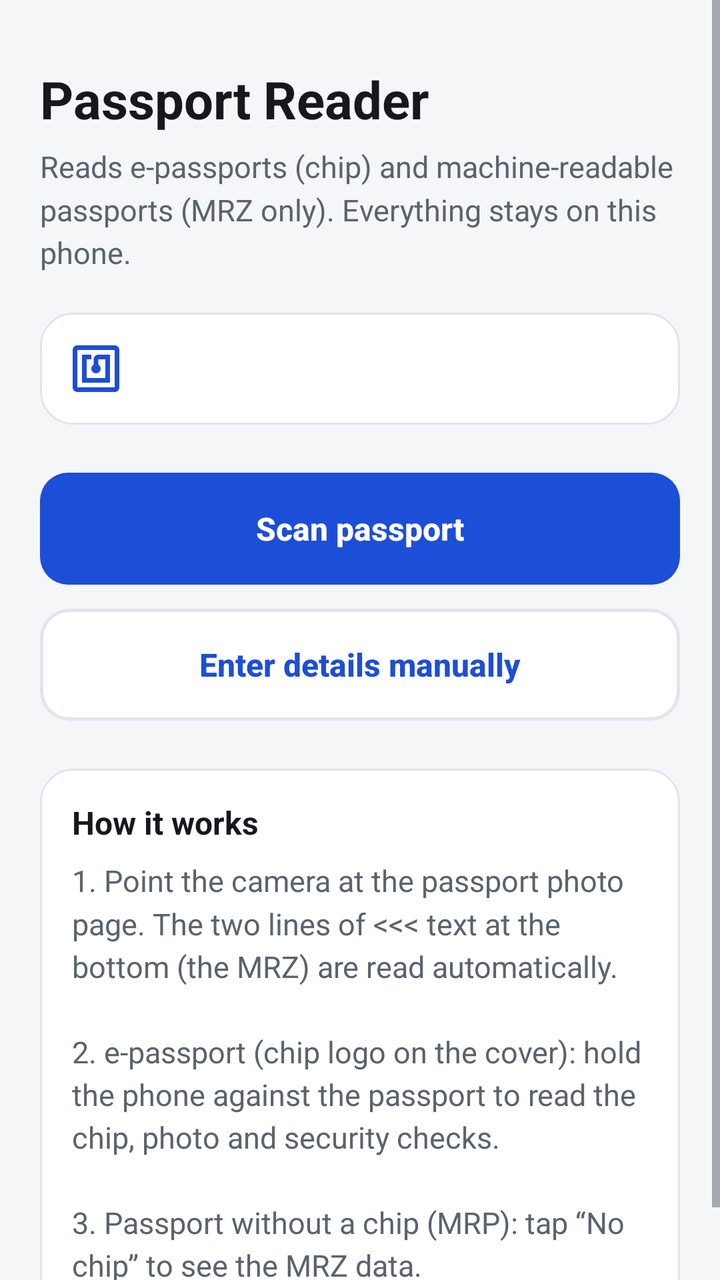
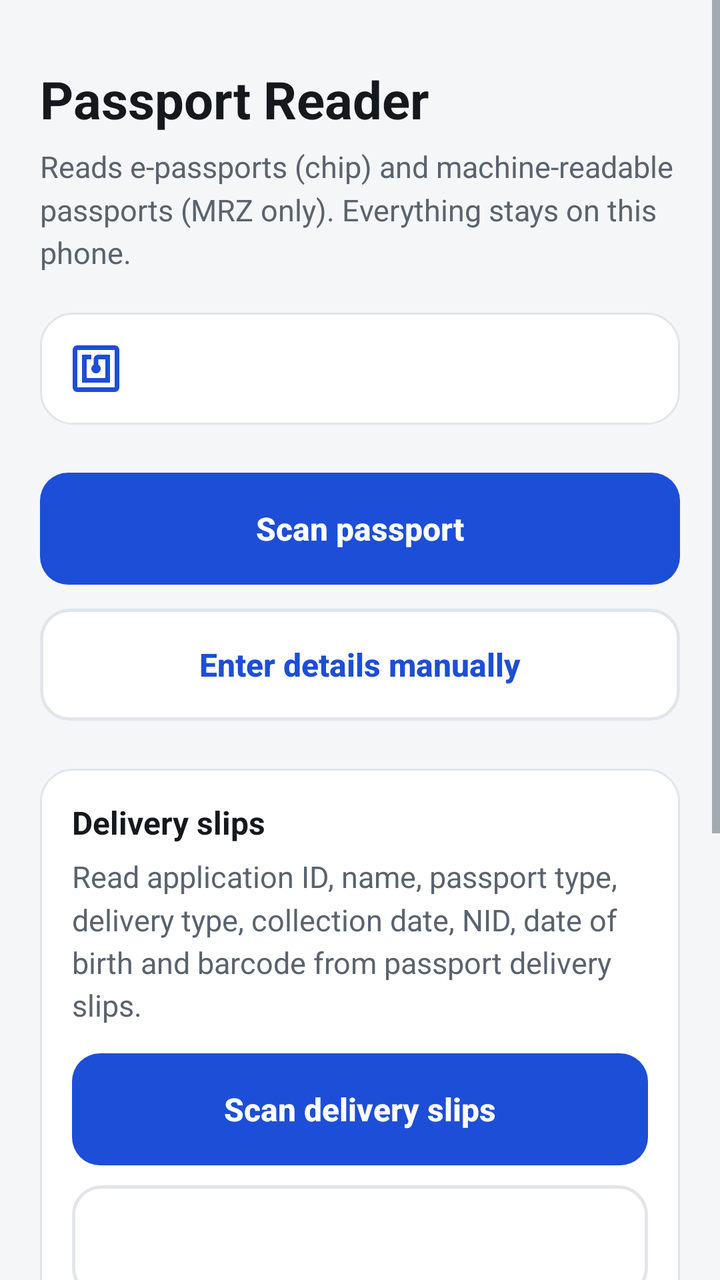

The first picture is an Android layout as it rendered before a commit; the second is the same layout after the commit. The layout source and the unified diff follow.
<!-- AndroidManifest.xml: application theme Theme.PassportReader -->
<!-- res/layout/activity_main.xml -->
<?xml version="1.0" encoding="utf-8"?>
<ScrollView xmlns:android="http://schemas.android.com/apk/res/android"
    android:id="@+id/root"
    android:layout_width="match_parent"
    android:layout_height="match_parent"
    android:fillViewport="true">

    <LinearLayout
        android:layout_width="match_parent"
        android:layout_height="wrap_content"
        android:orientation="vertical"
        android:padding="20dp">

        <TextView
            style="@style/Title"
            android:layout_width="wrap_content"
            android:layout_height="wrap_content"
            android:layout_marginTop="12dp"
            android:text="@string/home_title" />

        <TextView
            style="@style/Body"
            android:layout_width="match_parent"
            android:layout_height="wrap_content"
            android:layout_marginTop="6dp"
            android:text="@string/home_subtitle" />

        <LinearLayout
            android:id="@+id/nfc_card"
            android:layout_width="match_parent"
            android:layout_height="wrap_content"
            android:layout_marginTop="20dp"
            android:background="@drawable/card"
            android:gravity="center_vertical"
            android:orientation="horizontal"
            android:padding="14dp">

            <ImageView
                android:layout_width="28dp"
                android:layout_height="28dp"
                android:importantForAccessibility="no"
                android:src="@drawable/ic_nfc" />

            <LinearLayout
                android:layout_width="0dp"
                android:layout_height="wrap_content"
                android:layout_marginStart="12dp"
                android:layout_weight="1"
                android:orientation="vertical">

                <TextView
                    android:id="@+id/nfc_status"
                    android:layout_width="match_parent"
                    android:layout_height="wrap_content"
                    android:textColor="@color/text"
                    android:textSize="14sp" />

                <TextView
                    android:id="@+id/nfc_settings"
                    android:layout_width="wrap_content"
                    android:layout_height="wrap_content"
                    android:layout_marginTop="4dp"
                    android:background="?android:attr/selectableItemBackground"
                    android:paddingTop="4dp"
                    android:paddingBottom="4dp"
                    android:text="@string/nfc_settings"
                    android:textColor="@color/primary"
                    android:textSize="14sp"
                    android:textStyle="bold"
                    android:visibility="gone" />
            </LinearLayout>
        </LinearLayout>

        <Button
            android:id="@+id/btn_scan"
            style="@style/PrimaryButton"
            android:layout_marginTop="24dp"
            android:text="@string/scan_passport" />

        <Button
            android:id="@+id/btn_manual"
            style="@style/SecondaryButton"
            android:layout_marginTop="12dp"
            android:text="@string/enter_manually" />

        <LinearLayout
            style="@style/Card"
            android:layout_width="match_parent"
            android:layout_height="wrap_content"
            android:layout_marginTop="24dp"
            android:orientation="vertical">

            <TextView
                android:layout_width="wrap_content"
                android:layout_height="wrap_content"
                android:text="@string/how_title"
                android:textColor="@color/text"
                android:textSize="16sp"
                android:textStyle="bold" />

            <TextView
                style="@style/Body"
                android:layout_width="match_parent"
                android:layout_height="wrap_content"
                android:layout_marginTop="8dp"
                android:text="@string/how_body" />
        </LinearLayout>
    </LinearLayout>
</ScrollView>
<!-- resources referenced by this layout -->
<resources>
  <color name="primary">#1D4ED8</color>
  <color name="text">#15181C</color>
  <!-- drawable card (drawable) -->
  <?xml version="1.0" encoding="utf-8"?>
  <shape xmlns:android="http://schemas.android.com/apk/res/android">
      <corners android:radius="16dp"/>
      <solid android:color="@color/surface"/>
      <stroke android:width="1dp" android:color="@color/divider"/>
  </shape>
  <string name="enter_manually">Enter details manually</string>
  <string name="home_subtitle">Reads e-passports (chip) and machine-readable passports (MRZ only). Everything stays on this phone.</string>
  <string name="home_title">Passport Reader</string>
  <string name="how_body">1. Point the camera at the passport photo page. The two lines of &lt;&lt;&lt; text at the bottom (the MRZ) are read automatically.\n\n2. e-passport (chip logo on the cover): hold the phone against the passport to read the chip, photo and security checks.\n\n3. Passport without a chip (MRP): tap “No chip” to see the MRZ data.</string>
  <string name="how_title">How it works</string>
  <string name="nfc_settings">Open NFC settings</string>
  <string name="scan_passport">Scan passport</string>
  <style name="Body">
          <item name="android:textSize">15sp</item>
          <item name="android:textColor">@color/text_secondary</item>
          <item name="android:lineSpacingMultiplier">1.2</item>
      </style>
  <style name="Card">
          <item name="android:background">@drawable/card</item>
          <item name="android:padding">16dp</item>
      </style>
  <style name="PrimaryButton">
          <item name="android:layout_width">match_parent</item>
          <item name="android:layout_height">56dp</item>
          <item name="android:background">@drawable/btn_primary</item>
          <item name="android:textColor">@color/on_primary</item>
          <item name="android:textSize">16sp</item>
          <item name="android:textStyle">bold</item>
          <item name="android:textAllCaps">false</item>
          <item name="android:stateListAnimator">@null</item>
      </style>
  <style name="SecondaryButton" parent="PrimaryButton">
          <item name="android:background">@drawable/btn_secondary</item>
          <item name="android:textColor">@color/primary</item>
      </style>
  <style name="Title">
          <item name="android:textSize">26sp</item>
          <item name="android:textStyle">bold</item>
          <item name="android:textColor">@color/text</item>
      </style>
  <color name="surface">#FFFFFF</color>
  <color name="divider">#E2E5EA</color>
  <color name="text_secondary">#5A636E</color>
  <!-- drawable btn_primary (drawable) -->
  <?xml version="1.0" encoding="utf-8"?>
  <ripple xmlns:android="http://schemas.android.com/apk/res/android" android:color="#33FFFFFF">
      <item>
          <selector>
              <item android:state_enabled="false"><shape><corners android:radius="14dp"/><solid android:color="@color/divider"/></shape></item>
              <item><shape><corners android:radius="14dp"/><solid android:color="@color/primary"/></shape></item>
          </selector>
      </item>
  </ripple>
  <color name="on_primary">#FFFFFF</color>
  <!-- drawable btn_secondary (drawable) -->
  <?xml version="1.0" encoding="utf-8"?>
  <ripple xmlns:android="http://schemas.android.com/apk/res/android" android:color="#221D4ED8">
      <item><shape><corners android:radius="14dp"/><solid android:color="@color/surface"/><stroke android:width="1.5dp" android:color="@color/divider"/></shape></item>
  </ripple>
  <color name="bg">#F5F6F8</color>
  <!-- unchanged entries left out for length: 2 -->
</resources>

<!-- the commit's change to res/layout/activity_main.xml (unified diff, before → after) -->
@@ -93,6 +93,40 @@
             <TextView
                 android:layout_width="wrap_content"
                 android:layout_height="wrap_content"
+                android:text="@string/slips_title"
+                android:textColor="@color/text"
+                android:textSize="16sp"
+                android:textStyle="bold" />
+
+            <TextView
+                style="@style/Body"
+                android:layout_width="match_parent"
+                android:layout_height="wrap_content"
+                android:layout_marginTop="6dp"
+                android:text="@string/slips_home_body" />
+
+            <Button
+                android:id="@+id/btn_slips_scan"
+                style="@style/PrimaryButton"
+                android:layout_marginTop="14dp"
+                android:text="@string/slips_scan" />
+
+            <Button
+                android:id="@+id/btn_slips_list"
+                style="@style/SecondaryButton"
+                android:layout_marginTop="10dp" />
+        </LinearLayout>
+
+        <LinearLayout
+            style="@style/Card"
+            android:layout_width="match_parent"
+            android:layout_height="wrap_content"
+            android:layout_marginTop="24dp"
+            android:orientation="vertical">
+
+            <TextView
+                android:layout_width="wrap_content"
+                android:layout_height="wrap_content"
                 android:text="@string/how_title"
                 android:textColor="@color/text"
                 android:textSize="16sp"
<!-- resource entries referenced after the edit -->
@@ -16,6 +16,9 @@
   <string name="how_title">How it works</string>
   <string name="nfc_settings">Open NFC settings</string>
   <string name="scan_passport">Scan passport</string>
+  <string name="slips_home_body">Read application ID, name, passport type, delivery type, collection date, NID, date of birth and barcode from passport delivery slips.</string>
+  <string name="slips_scan">Scan delivery slips</string>
+  <string name="slips_title">Delivery slips</string>
   <style name="Body">
           <item name="android:textSize">15sp</item>
           <item name="android:textColor">@color/text_secondary</item>
